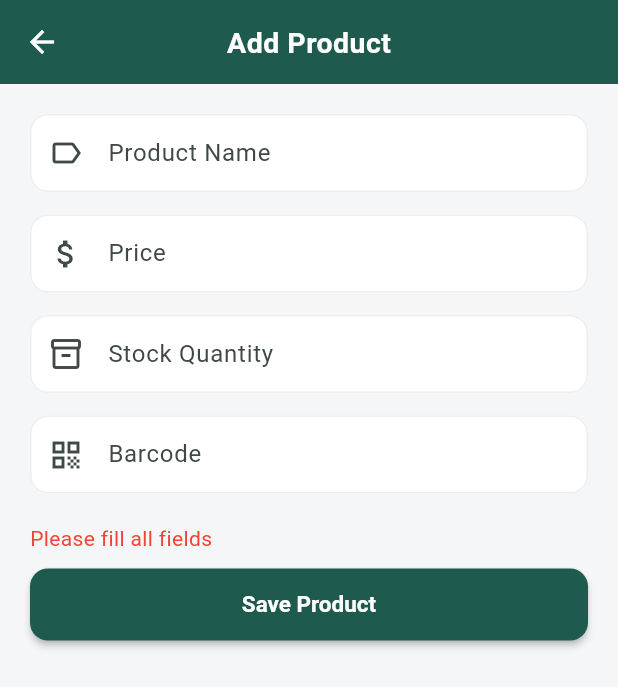
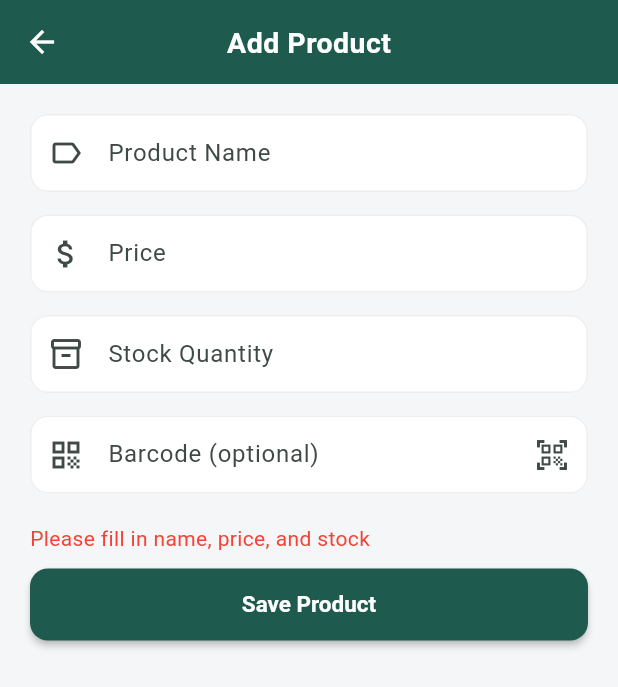
Before and after one commit to robin-karmakar/dokandar, a Flutter app: the AddProductScreen screen opened directly, after a tap on "Save Product", on a phone screen of 412 x 824 dp. Shown: the top 687 px of the screen. Run offline on Flutter 3.47's test engine with Material 3 defaults, Android fonts, the phone set to English and light mode, and no system bars; our stand-ins replace barcode_widget, cloud_firestore, firebase_auth, firebase_core, pdf, printing; missing offline and left inert: mobile_scanner; accounts and stored records are empty; generated files the repository leaves out were written again.

Commit message:
Add optional barcode field with scan button for Add/Edit Product

```diff
--- a/lib/screens/add_product_screen.dart
+++ b/lib/screens/add_product_screen.dart
@@ -1,6 +1,7 @@
 import 'package:flutter/material.dart';
 import '../models/product.dart';
 import '../services/firestore_service.dart';
+import 'barcode_scanner_screen.dart';
 
 class AddProductScreen extends StatefulWidget {
   const AddProductScreen({super.key});
@@ -20,15 +21,29 @@ class _AddProductScreenState extends State<AddProductScreen> {
   bool _isLoading = false;
   String? _errorMessage;
 
+  Future<void> _scanBarcode() async {
+    final scannedCode = await Navigator.push<String>(
+      context,
+      MaterialPageRoute(builder: (_) => const BarcodeScannerScreen()),
+    );
+
+    if (scannedCode != null) {
+      setState(() {
+        _barcodeController.text = scannedCode;
+      });
+    }
+  }
+
   Future<void> _handleAddProduct() async {
     final name = _nameController.text.trim();
     final priceText = _priceController.text.trim();
     final stockText = _stockController.text.trim();
     final barcode = _barcodeController.text.trim();
 
-    if (name.isEmpty || priceText.isEmpty || stockText.isEmpty || barcode.isEmpty) {
+    // Barcode is now optional — only name, price, and stock are required.
+    if (name.isEmpty || priceText.isEmpty || stockText.isEmpty) {
       setState(() {
-        _errorMessage = "Please fill all fields";
+        _errorMessage = "Please fill in name, price, and stock";
       });
       return;
     }
@@ -53,7 +68,7 @@ class _AddProductScreenState extends State<AddProductScreen> {
       name: name,
       price: price,
       stock: stock,
-      barcode: barcode,
+      barcode: barcode, // stays empty string if left blank
     );
 
     await _firestoreService.addProduct(product);
@@ -105,9 +120,14 @@ class _AddProductScreenState extends State<AddProductScreen> {
               const SizedBox(height: 15),
               TextField(
                 controller: _barcodeController,
-                decoration: const InputDecoration(
-                  labelText: 'Barcode',
-                  prefixIcon: Icon(Icons.qr_code),
+                decoration: InputDecoration(
+                  labelText: 'Barcode (optional)',
+                  prefixIcon: const Icon(Icons.qr_code),
+                  suffixIcon: IconButton(
+                    icon: const Icon(Icons.qr_code_scanner),
+                    tooltip: 'Scan barcode',
+                    onPressed: _scanBarcode,
+                  ),
                 ),
               ),
               const SizedBox(height: 20),
```
Also changed, not shown: lib/screens/edit_product_screen.dart (+26 -6 lines). Lines whose indentation alone changed are shown as unchanged.
